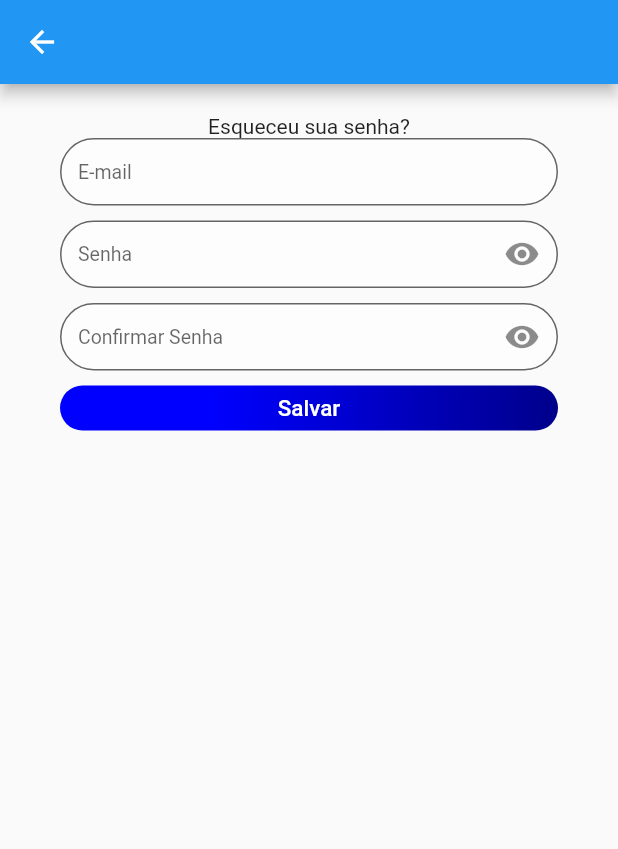
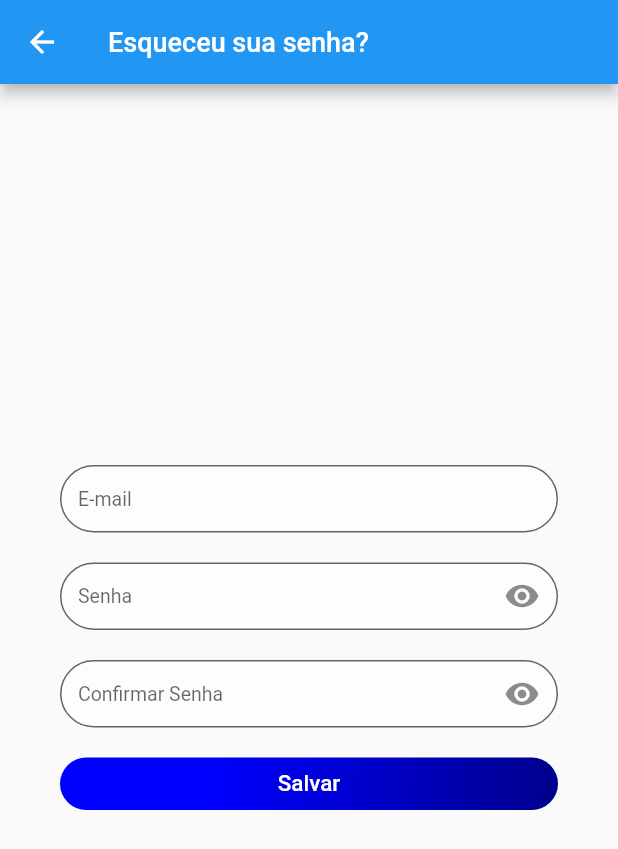
Before and after one commit to pedrohcms/tcc-mobile, a Flutter app: the ResetPasswordPage screen opened by its route, on a phone screen of 412 x 824 dp. Shown: the top 849 px of the screen. Run offline on Flutter 3.47's test engine with Material 2 defaults, Android fonts, the phone set to English and light mode, and no system bars; our stand-ins replace shared_preferences; accounts and stored records are empty.

Commit message:
atualização da interface, alteração do espaçamento do TextFormField e FlatButtom e adicionando título na appBar

```diff
--- a/lib/src/pages/ResetPasswordPage/ResetPasswordPage.dart
+++ b/lib/src/pages/ResetPasswordPage/ResetPasswordPage.dart
@@ -17,17 +17,27 @@ class _ResetPasswordPageState extends State<ResetPasswordPage> {
 
   @override
   Widget build(BuildContext context) {
+    Size data = MediaQuery.of(context).size;
+
+    print(data);
+
     return Scaffold(
       appBar: AppBar(
         backgroundColor: Colors.blue,
+        title: Text(
+          "Esqueceu sua senha?",
+          style: TextStyle(fontSize: 18, color: Colors.white),
+        ),
       ),
       body: Center(
         child: Padding(
           padding: const EdgeInsets.only(top: 20, left: 40, right: 40),
           child: Column(
+            crossAxisAlignment: CrossAxisAlignment.center,
+            mainAxisAlignment: MainAxisAlignment.center,
             children: [
-              Text("Esqueceu sua senha?"),
               Container(
+                width: double.infinity,
                 height: 45,
                 alignment: Alignment.center,
                 child: TextFormField(
@@ -48,7 +58,7 @@ class _ResetPasswordPageState extends State<ResetPasswordPage> {
                 ),
               ), //campo email
               SizedBox(
-                height: 10,
+                height: 20,
               ),
               Container(
                 height: 45,
@@ -86,7 +96,7 @@ class _ResetPasswordPageState extends State<ResetPasswordPage> {
                     }),
               ), //campo senha
               SizedBox(
-                height: 10,
+                height: 20,
               ),
               Container(
                 height: 45,
@@ -125,10 +135,10 @@ class _ResetPasswordPageState extends State<ResetPasswordPage> {
                     }),
               ),
               SizedBox(
-                height: 10,
+                height: 20,
               ),
               Container(
-                height: 30,
+                height: 35,
                 alignment: Alignment.center,
                 decoration: BoxDecoration(
                   gradient: LinearGradient(
@@ -158,7 +168,7 @@ class _ResetPasswordPageState extends State<ResetPasswordPage> {
                 ),
               ),
               SizedBox(
-                height: 10,
+                height: 50,
               )
             ],
           ),
```
